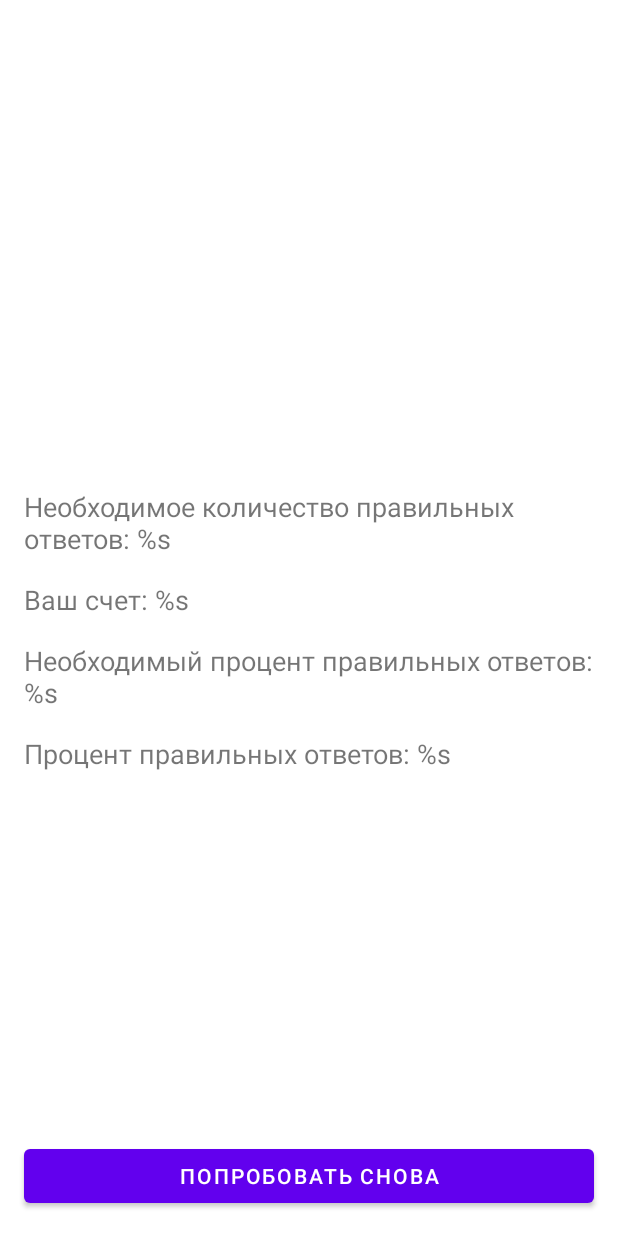
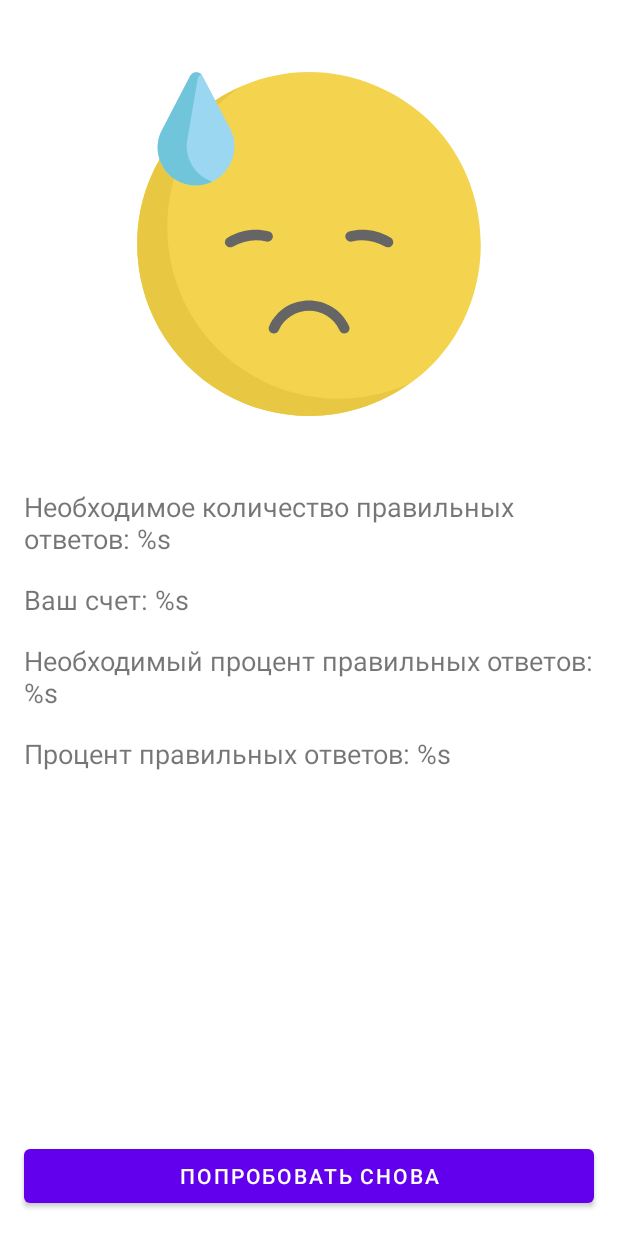
Before and after one commit to bubblegumsharkie/Compound, an Android app: the fragment GameFinishedFragment shown on its own in the app's theme, on a phone screen of 412 x 824 dp. Run offline under Robolectric (Android 15) with nearby library versions, the phone set to English and light mode, and no system bars; 6 statements that could not run were skipped.

Commit message:
creating GameFinishedFragment

```diff
--- a/app/src/main/java/com/countlesswrongs/compound/presentation/fragment/GameFinishedFragment.kt
+++ b/app/src/main/java/com/countlesswrongs/compound/presentation/fragment/GameFinishedFragment.kt
@@ -1,13 +1,14 @@
 package com.countlesswrongs.compound.presentation.fragment
 
 import android.os.Bundle
-import android.util.Log
 import android.view.LayoutInflater
 import android.view.View
 import android.view.ViewGroup
 import androidx.activity.OnBackPressedCallback
+import androidx.core.content.ContextCompat
 import androidx.fragment.app.Fragment
 import androidx.fragment.app.FragmentManager
+import com.countlesswrongs.compound.R
 import com.countlesswrongs.compound.databinding.FragmentGameFinishedBinding
 import com.countlesswrongs.compound.domain.entity.GameResult
 
@@ -41,7 +42,42 @@ class GameFinishedFragment : Fragment() {
 
     override fun onViewCreated(view: View, savedInstanceState: Bundle?) {
         super.onViewCreated(view, savedInstanceState)
-        Log.d("GameFinishedFragment", gameResult.toString())
+        setUpFragmentControls()
+        setEmoji()
+        showResults()
+    }
+
+    private fun showResults() {
+        with(binding) {
+            tvRequiredAnswers.text = String.format(
+                resources.getString(R.string.tv_required_score),
+                gameResult.gameSettings.minAmountOfRightAnswers.toString()
+            )
+            tvScoreAnswers.text = String.format(
+                resources.getString(R.string.tv_score_answers),
+                gameResult.amountOfRightAnswers.toString()
+            )
+            tvRequiredPercentage.text = String.format(
+                resources.getString(R.string.tv_required_percentage),
+                gameResult.gameSettings.minPercentOfRightAnswers.toString()
+            )
+            tvScorePercentage.text = String.format(
+                resources.getString(R.string.tv_score_percentage),
+                gameResult.percentageOfRightAnswers.toString()
+            )
+        }
+    }
+
+    private fun setEmoji() {
+        val drawable = if (gameResult.didWin) {
+            ContextCompat.getDrawable(requireContext(), R.drawable.ic_happy)
+        } else {
+            ContextCompat.getDrawable(requireContext(), R.drawable.ic_sad)
+        }
+        binding.ivEmojiResult.setImageDrawable(drawable)
+    }
+
+    private fun setUpFragmentControls() {
         requireActivity().onBackPressedDispatcher.addCallback(
             viewLifecycleOwner,
             object : OnBackPressedCallback(true) {
@@ -52,7 +88,6 @@ class GameFinishedFragment : Fragment() {
         binding.buttonRetry.setOnClickListener {
             retryGame()
         }
-
     }
 
     override fun onDestroyView() {
```
